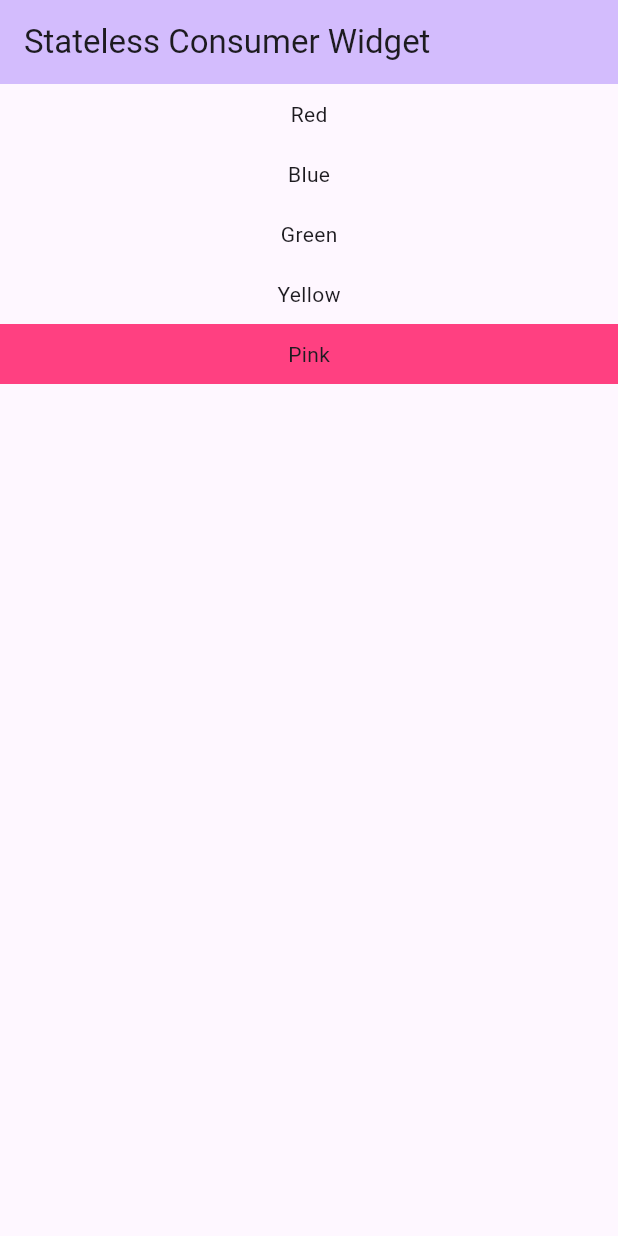
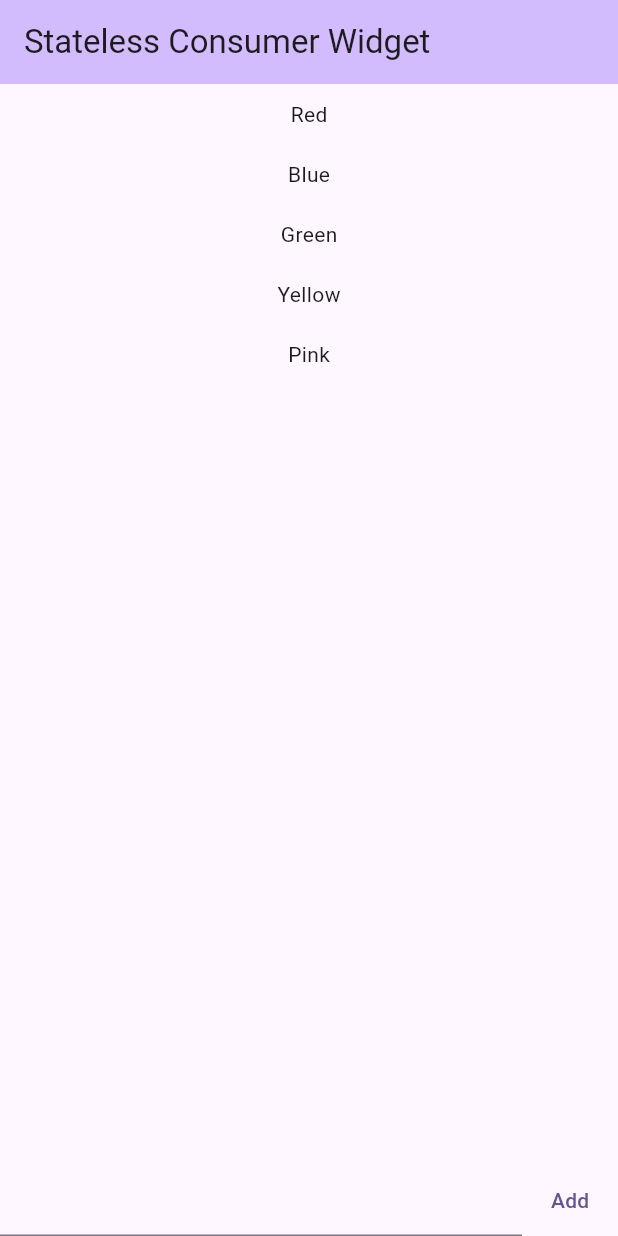
Before and after one commit to taweewong/Flutter-Riverpod, a Flutter app: the screen it shows after launch, on a phone screen of 412 x 824 dp. Run offline on Flutter 3.47's test engine with Material 3 defaults, Android fonts, the phone set to English and light mode, and no system bars; our stand-ins replace flutter_riverpod, riverpod_annotation; generated files the repository leaves out were written again.

Commit message:
Add notifier provider without generated file

```diff
--- /dev/null
+++ b/lib/4_notifier_provider/stateful_notifier.dart
@@ -0,0 +1,68 @@
+import 'package:flutter/material.dart';
+import 'package:flutter_riverpod/flutter_riverpod.dart';
+import 'package:flutter_riverpod_learning/2_stateful_consumer/stateful_consumer_provider.dart';
+import 'package:flutter_riverpod_learning/4_notifier_provider/stateful_notifier_provider.dart';
+
+class StatefulNotifierPage extends ConsumerStatefulWidget {
+  String inputText = "";
+
+  StatefulNotifierPage(this.inputText);
+
+  @override
+  ConsumerState<StatefulNotifierPage> createState() => _StatefulNotifierState();
+}
+
+class _StatefulNotifierState extends ConsumerState<StatefulNotifierPage> {
+  @override
+  Widget build(BuildContext context) {
+
+    List<String> itemList = ref.watch(itemNotifierProvider);
+
+    return Scaffold(
+      appBar: AppBar(
+        title: Text("Stateless Consumer Widget"),
+        backgroundColor: Theme.of(context).colorScheme.inversePrimary,
+      ),
+      body: SafeArea(
+        child: Column(
+          children: [
+            Expanded(
+              child: ListView.builder(
+                itemCount: itemList.length,
+                itemBuilder: (context, index) {
+                  String item = itemList[index];
+
+                  return Container(
+                    padding: EdgeInsets.all(10),
+                    alignment: Alignment.center,
+                    child: Text(
+                      item,
+                      style: Theme.of(context).textTheme.bodyMedium,
+                    ),
+                  );
+                },
+              ),
+            ),
+            Row(
+              children: [
+                Expanded(
+                  child: TextField(
+                    onChanged: (text) {
+                      widget.inputText = text;
+                    },
+                  ),
+                ),
+                TextButton(
+                    onPressed: () {
+                      ref.read(itemNotifierProvider.notifier).addItem(widget.inputText);
+                    },
+                    child: Text("Add")
+                )
+              ],
+            )
+          ],
+        ),
+      ),
+    );
+  }
+}
--- /dev/null
+++ b/lib/4_notifier_provider/stateful_notifier_provider.dart
@@ -0,0 +1,18 @@
+import 'package:flutter_riverpod/flutter_riverpod.dart';
+
+class StatefulNotifierProvider extends Notifier<List<String>> {
+  // Initial state
+  @override
+  List<String> build() {
+    return ["Red", "Blue", "Green", "Yellow", "Pink"];
+  }
+
+  void addItem(String item) {
+    state = [...state, item];
+  }
+}
+
+// Create notifier provider without generation
+final itemNotifierProvider = NotifierProvider<StatefulNotifierProvider, List<String>>(() {
+  return StatefulNotifierProvider();
+});
--- a/lib/main.dart
+++ b/lib/main.dart
@@ -4,6 +4,7 @@ import 'package:flutter_riverpod/flutter_riverpod.dart';
 import '1_stateless_consumer/stateless_consumer.dart';
 import '2_stateful_consumer/stateful_consumer.dart';
 import '3_generated_simple_provider/test_generation.dart';
+import '4_notifier_provider/stateful_notifier.dart';
 
 void main() {
   runApp(ProviderScope(child: const MyApp()));
@@ -21,7 +22,8 @@ class MyApp extends StatelessWidget {
       ),
       // home: const StatelessConsumerPage(),
       // home: const StatefulConsumerPage(),
-      home: const TestGeneratedConsumerPage(),
+      // home: const TestGeneratedConsumerPage(),
+      home: StatefulNotifierPage(""),
     );
   }
 }
```
